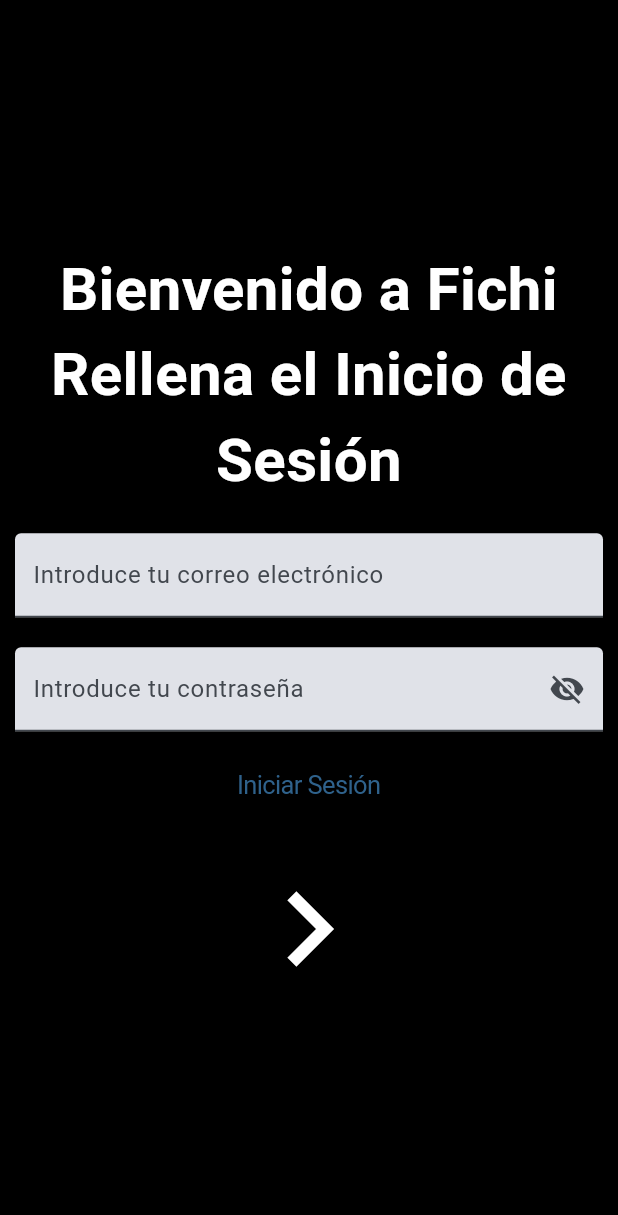
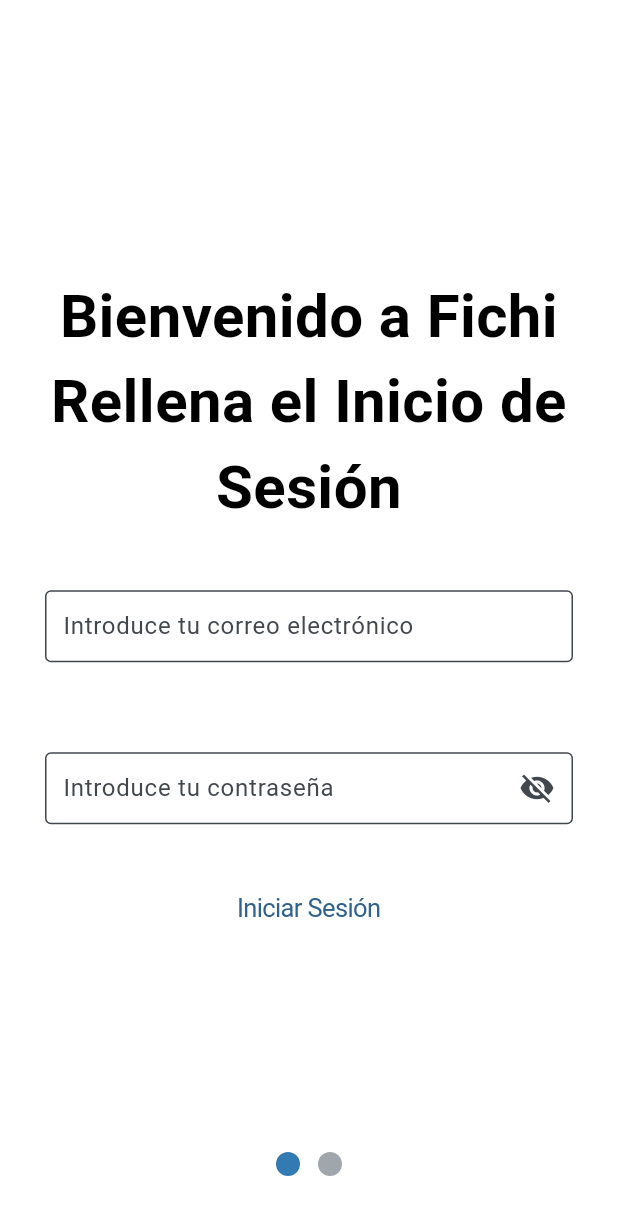
Before and after one commit to AdriPes-dev/ProyectoTFC, a Flutter app: the screen it shows after launch, on a phone screen of 412 x 824 dp. Shown: the top 1215 px of the screen. Run offline on Flutter 3.47's test engine with Material 3 defaults, Android fonts, the phone set to English and light mode, and no system bars; drawn by our look-alikes of liquid_swipe, smooth_page_indicator; our stand-ins replace curved_navigation_bar, flutter_inset_shadow, shared_preferences.

Commit message:
Se añaden pantallas para el usuario, empresa y se completa el diseño de pantalla principal y se añaden archivos desde los que se crearan los componentes que formarán la pantalla principal. A su vez se desarrolla la pantalla scrollable de log-in o registro sini conectarlo a firebase todavía

```diff
--- a/lib/main.dart
+++ b/lib/main.dart
@@ -1,23 +1,64 @@
 import 'package:fichi/screens/pantallalogin.dart';
+import 'package:fichi/screens/pantallaregistro.dart';
 import 'package:flutter/material.dart';
+import 'package:liquid_swipe/liquid_swipe.dart';
+import 'package:smooth_page_indicator/smooth_page_indicator.dart';
 
 void main() {
   runApp(const MyApp());
 }
 
-class MyApp extends StatelessWidget {
+class MyApp extends StatefulWidget {
   const MyApp({super.key});
 
-  // This widget is the root of your application.
+  @override
+  State<MyApp> createState() => _MyAppState();
+}
+
+class _MyAppState extends State<MyApp> {
+
+  final controller = LiquidController();
+
   @override
   Widget build(BuildContext context) {
+
     return MaterialApp(
       debugShowCheckedModeBanner: false,
       title: 'Fichi',
       theme: ThemeData(
         colorScheme: ColorScheme.fromSeed(seedColor: const Color(0xFF317AB2)),
       ),
-      home: PageLogin()//const MyHomePage(title: 'Fichi'),
+      home: Stack(
+        children:[ LiquidSwipe(
+          onPageChangeCallback: (activePageIndex) {
+            setState(() {
+
+            });
+          },
+          liquidController: controller,
+          pages: [
+            PageLogin(),
+            PantallaRegistro(),
+          ],
+        ),
+        Positioned(
+          bottom: 40,
+          left: 0,
+          right: 0,
+          child: Center(
+            child: AnimatedSmoothIndicator(
+              activeIndex: controller.currentPage,
+              count: 2,
+              effect: WormEffect(
+                spacing: 12,
+                dotColor: const Color.fromARGB(255, 159, 166, 172),
+                activeDotColor: const Color.fromARGB(255, 49, 122, 178),
+              ),
+              ),
+          ),
+        )
+        ]
+      )//const MyHomePage(title: 'Fichi'),
     );
   }
 }
--- a/lib/screens/pantallalogin.dart
+++ b/lib/screens/pantallalogin.dart
@@ -15,7 +15,7 @@ class PageLogin extends StatelessWidget {
           ContenidoPrincipal()
       ],
       ),
-      backgroundColor: Colors.black,
+      backgroundColor: Colors.white,
     );
   }
 }
@@ -25,12 +25,12 @@ class ContenidoPrincipal extends StatelessWidget {
 
   @override
   Widget build(BuildContext context) {
-    const textStyle = TextStyle(fontSize: 40, fontWeight: FontWeight.bold, color: Colors.white);
+    const textStyle = TextStyle(fontSize: 40, fontWeight: FontWeight.bold, color: Colors.black);
 
     return SafeArea(
       bottom: false,
       child: Center(
-        child: SingleChildScrollView( // 🔹 Permite desplazamiento si hay overflow
+        child: SingleChildScrollView(
           child: Column(
             mainAxisAlignment: MainAxisAlignment.center,
             crossAxisAlignment: CrossAxisAlignment.center,
@@ -44,31 +44,43 @@ class ContenidoPrincipal extends StatelessWidget {
                 ),
               ),
               Padding(
-                padding: const EdgeInsets.all(10),
-                child: TextFormField(
-                  keyboardType: TextInputType.emailAddress,
-                  decoration: const InputDecoration(
-                    contentPadding: EdgeInsets.all(8.0),
-                    filled: true,
-                    labelText: "Introduce tu correo electrónico",
-                  ),
-                ),
+                padding: const EdgeInsets.all(30),
+                child: TextFormCorreo(),
               ),
               Padding(
-                padding: const EdgeInsets.all(10),
+                padding: const EdgeInsets.all(30),
                 child: const TextFormContrasenya(),
               ),
               CupertinoButton(
                 child: const Text("Iniciar Sesión"),
                 onPressed: () {
-                  Navigator.push(context, MaterialPageRoute(builder: (context)=>MyHomePage(title: "Fichi")));
+                  Navigator.push(context, MaterialPageRoute(builder: (context)=>MyHomePage(title: "F i c h i")));
                 },
               ),
-              const SizedBox(height: 20), // 🔹 Evita que el icono quede pegado al botón
-              const Icon(Icons.keyboard_arrow_right, size: 100, color: Colors.white),
+              const SizedBox(height: 20),
             ],
           ),
         ),
+      ),
+    );
+  }
+}
+
+class TextFormCorreo extends StatelessWidget {
+  const TextFormCorreo({
+    super.key,
+  });
+
+  @override
+  Widget build(BuildContext context) {
+    return TextFormField(
+      keyboardType: TextInputType.emailAddress,
+      decoration: const InputDecoration(
+        contentPadding: EdgeInsets.all(8.0),
+        filled: true,
+        labelText: "Introduce tu correo electrónico",
+        border: OutlineInputBorder(),
+        fillColor: Colors.white,
       ),
     );
   }
@@ -90,6 +102,8 @@ class _EstadosContrasenya extends State<TextFormContrasenya> {
       keyboardType: TextInputType.visiblePassword,
       obscureText: !_estadoContrasenya,
       decoration: InputDecoration(
+        fillColor: Colors.white,
+        border: OutlineInputBorder(),
         contentPadding: const EdgeInsets.all(8.0),
         filled: true,
         labelText: "Introduce tu contraseña",
--- a/pubspec.yaml
+++ b/pubspec.yaml
@@ -36,6 +36,9 @@ dependencies:
   cupertino_icons: ^1.0.8
   liquid_swipe: ^3.1.0
   flutter_inset_shadow: ^2.0.3
+  curved_navigation_bar: ^1.0.6
+  smooth_page_indicator: ^1.2.1
+  shared_preferences: ^2.5.2
 
 dev_dependencies:
   flutter_test:
```
Also changed, not shown: lib/components/custom_card_tiempo.dart (+87 -14 lines), lib/screens/menuprincipal.dart (+38 -15 lines), lib/screens/paginaprincipal.dart (added, +20 -0 lines), lib/screens/pantallaempresa.dart (added, +22 -0 lines), lib/screens/pantallaperfil.dart (added, +22 -0 lines), lib/screens/pantallaregistro.dart (added, +53 -0 lines), lib/services/serviciotemporizador.dart (added, +19 -0 lines), lib/components/custom_card_empresa.dart (added), pubspec.lock, 1 other file.
